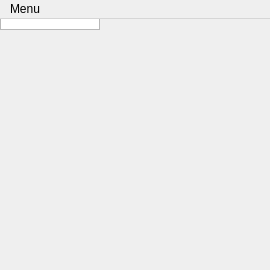
evopedia/evopedia_qt, file src/dumpSettings.ui: the form before one commit.
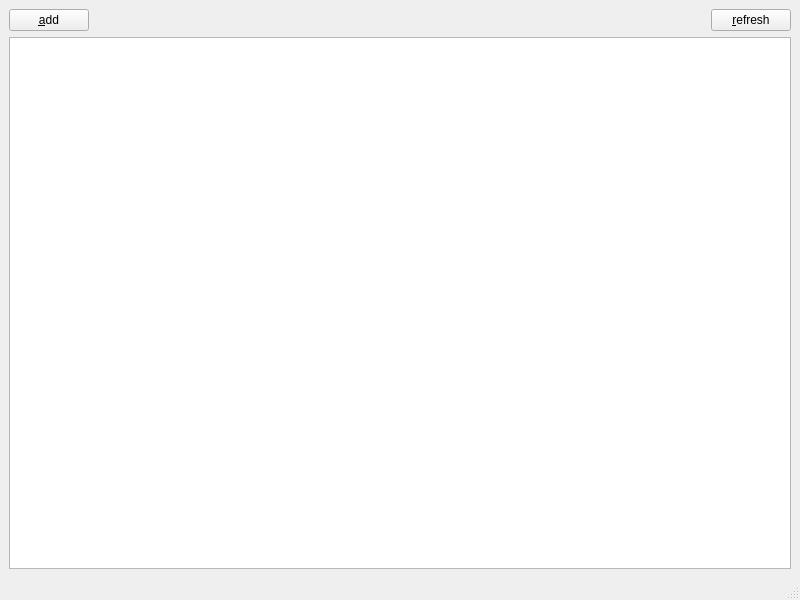
The form after the commit.

Commit message: created the ArchiveManager class

```diff
--- a/src/dumpSettings.ui
+++ b/src/dumpSettings.ui
@@ -6,36 +6,58 @@
    <rect>
     <x>0</x>
     <y>0</y>
-    <width>270</width>
-    <height>270</height>
+    <width>800</width>
+    <height>600</height>
    </rect>
   </property>
   <property name="windowTitle">
    <string>Dumps</string>
   </property>
-  <widget class="QListWidget" name="dumpList"/>
+  <widget class="QWidget" name="centralwidget">
+   <layout class="QGridLayout" name="gridLayout">
+    <item row="0" column="0">
+     <widget class="QPushButton" name="addButton">
+      <property name="text">
+       <string>&amp;add</string>
+      </property>
+     </widget>
+    </item>
+    <item row="0" column="1">
+     <spacer name="horizontalSpacer">
+      <property name="orientation">
+       <enum>Qt::Horizontal</enum>
+      </property>
+      <property name="sizeHint" stdset="0">
+       <size>
+        <width>607</width>
+        <height>20</height>
+       </size>
+      </property>
+     </spacer>
+    </item>
+    <item row="0" column="2">
+     <widget class="QPushButton" name="refreshButton">
+      <property name="text">
+       <string>&amp;refresh</string>
+      </property>
+     </widget>
+    </item>
+    <item row="1" column="0" colspan="3">
+     <widget class="QTreeView" name="dumpTree"/>
+    </item>
+   </layout>
+  </widget>
   <widget class="QMenuBar" name="menubar">
    <property name="geometry">
     <rect>
      <x>0</x>
      <y>0</y>
-     <width>270</width>
-     <height>23</height>
+     <width>800</width>
+     <height>32</height>
     </rect>
    </property>
-   <widget class="QMenu" name="menuMenu">
-    <property name="title">
-     <string>Menu</string>
-    </property>
-    <addaction name="actionRefresh"/>
-   </widget>
-   <addaction name="menuMenu"/>
   </widget>
-  <action name="actionRefresh">
-   <property name="text">
-    <string>Refresh</string>
-   </property>
-  </action>
+  <widget class="QStatusBar" name="statusbar"/>
  </widget>
  <resources/>
  <connections/>
```
Left out of the diff: 2 changed lines with no effect on the pictures. The commit also changes 13 other files.
